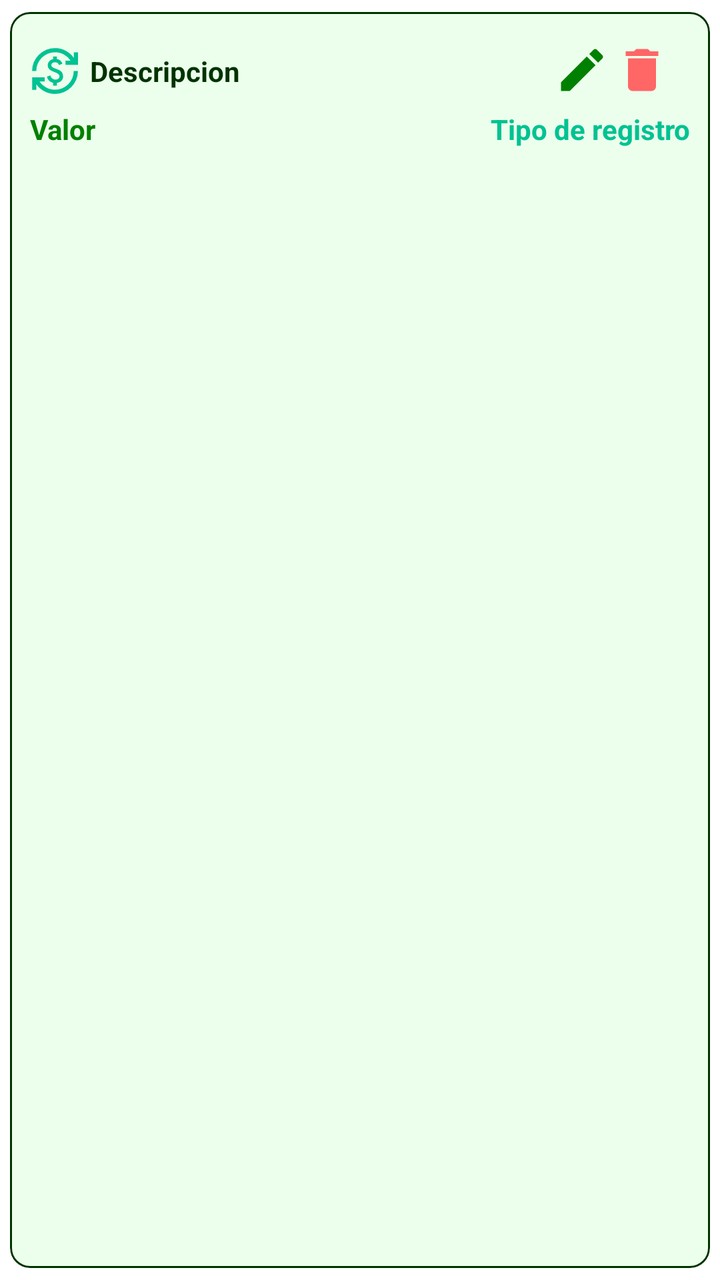
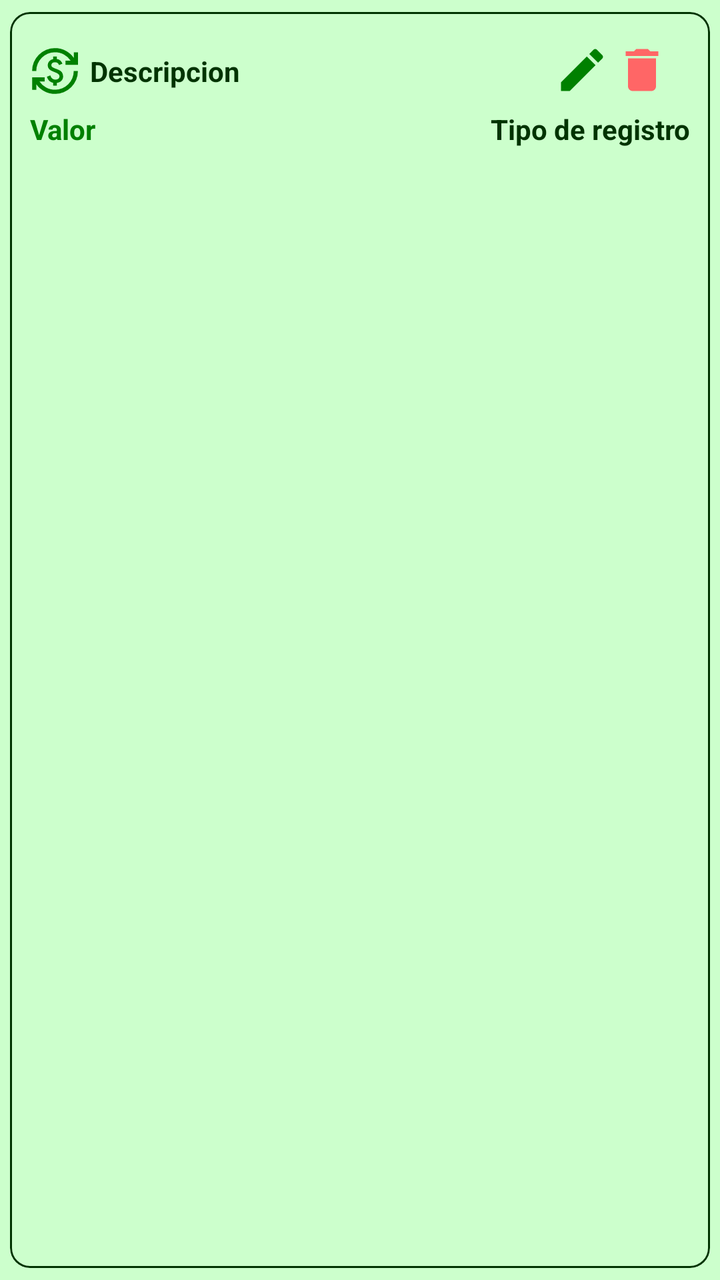

Two renders of the same Android screen: before a commit and after it. Below are the layout's source before the change and the commit's diff.
<!-- AndroidManifest.xml: application theme Theme.MyLittleFinanControl -->
<!-- res/layout/item_movimiento.xml -->
<?xml version="1.0" encoding="utf-8"?>
<com.google.android.material.card.MaterialCardView
    xmlns:android="http://schemas.android.com/apk/res/android"
    android:layout_width="match_parent"
    android:layout_height="wrap_content"
    xmlns:app="http://schemas.android.com/apk/res-auto"
    app:cardCornerRadius="10dp"
    app:cardElevation="0dp"
    app:cardUseCompatPadding="true"
    app:cardBackgroundColor="?attr/colorSecondaryContainer"
    app:strokeWidth="1dp"
    app:strokeColor="?attr/colorOnSurface">

    <androidx.appcompat.widget.LinearLayoutCompat
        android:layout_width="match_parent"
        android:layout_height="wrap_content"
        android:orientation="vertical"
        android:padding="10dp">

        <RelativeLayout
            android:layout_width="match_parent"
            android:layout_height="wrap_content"
            android:orientation="horizontal"
            android:layout_marginTop="5dp">

            <ImageView
                android:id="@+id/iv_icono_deuda"
                android:layout_width="25dp"
                android:layout_height="25dp"
                android:layout_centerVertical="true"
                android:src="@drawable/ic_movimientos"
                app:tint="?attr/colorSecondary" />

            <TextView
                android:id="@+id/item_descripcion"
                android:text="@string/item_descripcion"
                android:textStyle="bold"
                android:layout_marginStart="30dp"
                android:layout_marginBottom="10dp"
                android:textColor="?attr/colorOnSurface"
                android:layout_centerVertical="true"
                android:layout_width="wrap_content"
                android:layout_height="wrap_content"/>

            <ImageView
                android:id="@+id/ivActualizar"
                android:layout_alignParentEnd="true"
                android:src="@drawable/ic_edit"
                app:tint="?attr/colorPrimary"
                android:layout_marginEnd="40dp"
                android:layout_width="28dp"
                android:layout_height="28dp"/>

            <ImageView
                android:id="@+id/ivEliminarMov"
                android:layout_alignParentEnd="true"
                android:src="@drawable/ic_delete"
                android:layout_marginEnd="10dp"
                app:tint="?attr/colorError"
                android:layout_width="28dp"
                android:layout_height="28dp" />

        </RelativeLayout>

        <RelativeLayout
            android:layout_width="match_parent"
            android:layout_height="wrap_content"
            android:orientation="horizontal"
            android:layout_marginTop="5dp">

            <TextView
                android:id="@+id/item_valor"
                android:text="@string/item_valor"
                android:textStyle="bold"
                android:layout_width="wrap_content"
                android:layout_height="wrap_content"
                android:layout_gravity="start"
                android:textColor="?attr/colorPrimary"/>

            <TextView
                android:id="@+id/item_tipo"
                android:text="@string/item_tipo"
                android:textStyle="bold"
                android:layout_width="wrap_content"
                android:layout_height="wrap_content"
                android:layout_gravity="end"
                android:layout_alignParentEnd="true"
                android:textColor="?attr/colorSecondary"/>
        </RelativeLayout>

    </androidx.appcompat.widget.LinearLayoutCompat>

</com.google.android.material.card.MaterialCardView>
<!-- resources referenced by this layout -->
<resources>
  <!-- drawable ic_delete (drawable) -->
  <vector xmlns:android="http://schemas.android.com/apk/res/android" android:autoMirrored="true" android:height="24dp" android:tint="?attr/colorError" android:viewportHeight="24" android:viewportWidth="24" android:width="24dp">
        
      <path android:fillColor="?attr/colorError" android:pathData="M6,19c0,1.1 0.9,2 2,2h8c1.1,0 2,-0.9 2,-2V7H6v12zM19,4h-3.5l-1,-1h-5l-1,1H5v2h14V4z"/>
      
  </vector>
  <!-- drawable ic_edit (drawable) -->
  <vector xmlns:android="http://schemas.android.com/apk/res/android" android:autoMirrored="true" android:height="24dp" android:tint="?attr/colorPrimary" android:viewportHeight="24" android:viewportWidth="24" android:width="24dp">
        
      <path android:fillColor="?attr/colorPrimary" android:pathData="M3,17.25V21h3.75L17.81,9.94l-3.75,-3.75L3,17.25zM20.71,7.04c0.39,-0.39 0.39,-1.02 0,-1.41l-2.34,-2.34c-0.39,-0.39 -1.02,-0.39 -1.41,0l-1.83,1.83 3.75,3.75 1.83,-1.83z"/>
      
  </vector>
  <string name="item_descripcion">Descripcion</string>
  <string name="item_tipo">Tipo de registro</string>
  <string name="item_valor">Valor</string>
  <style name="Theme.MyLittleFinanControl" parent="Base.Theme.MyLittleFinanControl" />
  <style name="Base.Theme.MyLittleFinanControl" parent="Theme.Material3.DayNight.NoActionBar">
  
          
          <item name="colorPrimary">@color/verde_oscuro</item>
          
          <item name="colorOnPrimary">@android:color/white</item>
  
          
          <item name="colorPrimaryContainer">@color/verde_claro</item>
          
          <item name="colorOnPrimaryContainer">@color/verde_negro</item>
  
          
          <item name="colorSecondary">@color/verde</item>
          
          <item name="colorOnSecondary">@color/verde_negro</item>
  
          
          <item name="colorSecondaryContainer">@color/verde_transparente</item>
          <item name="colorOnSecondaryContainer">@color/verde_negro</item>
  
          
          <item name="colorTertiary">@color/verde_blanco_transparente</item>
          <item name="colorOnTertiary">@color/verde_negro</item>
  
          
          <item name="colorOutline">@color/verde_negro</item>
  
          
          <item name="colorOnSurface">@color/verde_negro</item>
  
          
          
          <item name="android:windowBackground">@android:color/white</item>
          
          <item name="colorSurface">@color/verde_blanco_transparente</item>
  
          
          <item name="colorError">@color/rojo_alerta</item>
          <item name="colorOnError">@color/rojo_transparente</item>
  
          
          <item name="android:statusBarColor">@android:color/white</item>
          <item name="android:windowLightStatusBar">true</item>
  
          
          <item name="colorSurfaceVariant">#E0E0E0</item>
          <item name="colorOnSurfaceVariant">#49454F</item>
  
      </style>
  <color name="verde_oscuro">#008000</color>
  <color name="verde_claro">#CCFFCC</color>
  <color name="verde_negro">#003300</color>
  <color name="verde">#00C292</color>
  <color name="verde_transparente">#5FCCFFCC</color>
  <color name="verde_blanco_transparente">#D3F6FFF6</color>
  <color name="rojo_alerta">#FF6666</color>
  <color name="rojo_transparente">#7BF69F9F</color>
  <!-- unchanged entries left out for length: 1 -->
</resources>

<!-- the commit's change to res/layout/item_movimiento.xml (unified diff, before → after) -->
@@ -29,7 +29,7 @@
                 android:layout_height="25dp"
                 android:layout_centerVertical="true"
                 android:src="@drawable/ic_movimientos"
-                app:tint="?attr/colorSecondary" />
+                app:tint="?attr/colorPrimary" />
 
             <TextView
                 android:id="@+id/item_descripcion"
@@ -85,7 +85,7 @@
                 android:layout_height="wrap_content"
                 android:layout_gravity="end"
                 android:layout_alignParentEnd="true"
-                android:textColor="?attr/colorSecondary"/>
+                android:textColor="?attr/colorOnSurface"/>
         </RelativeLayout>
 
     </androidx.appcompat.widget.LinearLayoutCompat>
<!-- resource entries referenced after the edit -->
@@ -49,7 +49,7 @@
   
           
           
-          <item name="android:windowBackground">@android:color/white</item>
+          <item name="android:windowBackground">@color/verde_claro</item>
           
           <item name="colorSurface">@color/verde_blanco_transparente</item>
   
@@ -62,9 +62,17 @@
           <item name="android:windowLightStatusBar">true</item>
   
           
-          <item name="colorSurfaceVariant">#E0E0E0</item>
-          <item name="colorOnSurfaceVariant">#49454F</item>
+          <item name="colorSurfaceVariant">@color/verde_transparente</item>
+          <item name="colorOnSurfaceVariant">@color/verde_gris</item>
   
+          
+          <item name="popupMenuBackground">@android:color/white</item>
+          <item name="android:popupBackground">@android:color/white</item>
+  
+          <item name="colorSurfaceContainer">@color/verde_claro</item>
+          <item name="colorSurfaceContainerLow">@color/verde_claro</item>
+          <item name="colorSurfaceContainerHigh">@color/verde_claro</item>
+          <item name="colorSurfaceContainerHighest">@color/verde_claro</item>
       </style>
   <color name="verde_oscuro">#008000</color>
   <color name="verde_claro">#CCFFCC</color>
@@ -74,6 +82,7 @@
   <color name="verde_blanco_transparente">#D3F6FFF6</color>
   <color name="rojo_alerta">#FF6666</color>
   <color name="rojo_transparente">#7BF69F9F</color>
+  <color name="verde_gris">#ED003300</color>
   <!-- unchanged entries left out for length: 1 -->
 </resources>
 
